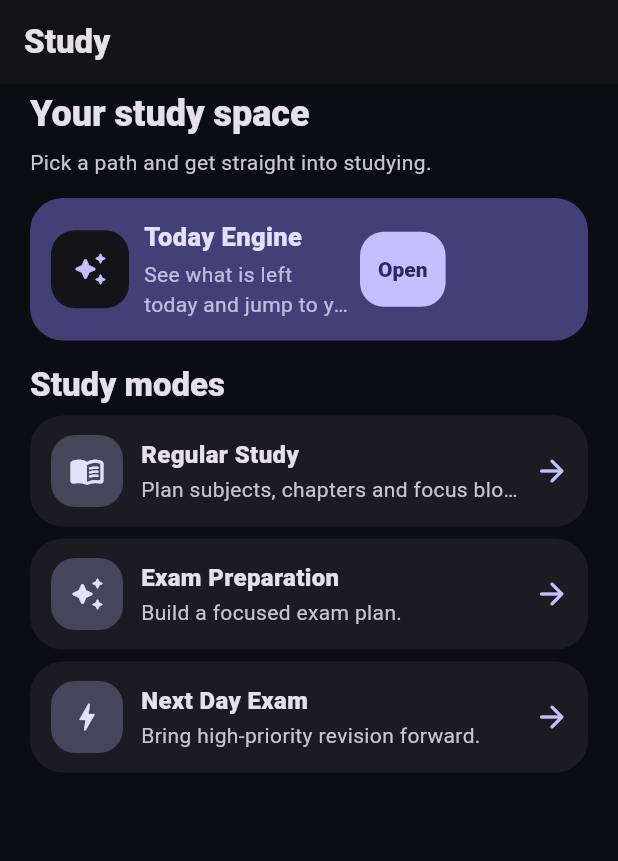
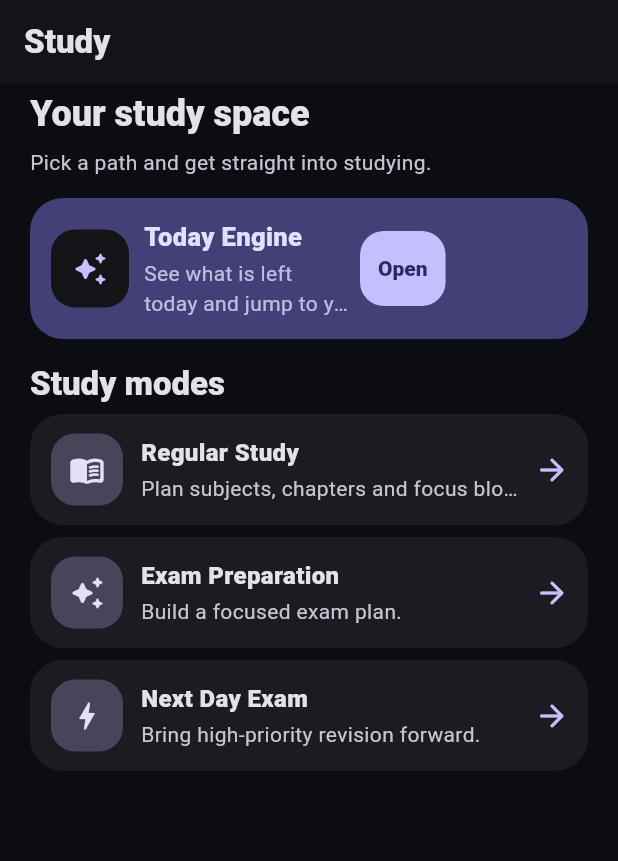
Before and after one commit to mahirlabib478-del/new-app, a Flutter app: the screen it shows after launch, item 2 of the bottom bar chosen, on a phone screen of 412 x 824 dp. Shown: the top 861 px of the screen. Run offline on Flutter 3.47's test engine with Material 3 defaults, Android fonts, the phone set to English and light mode, and no system bars; our stand-ins replace flutter_local_notifications, flutter_timezone, package_info_plus, shared_preferences, timezone; network calls fail.

Commit message:
tighten study hub hero title spacing

```diff
--- a/lib/main.dart
+++ b/lib/main.dart
@@ -518,7 +518,7 @@ class _StudyHero extends StatelessWidget {
                   crossAxisAlignment: CrossAxisAlignment.start,
                   children: [
                     Text(title, style: TextStyle(fontWeight: FontWeight.w900, fontSize: 17, color: scheme.onPrimaryContainer)),
-                    const SizedBox(height: 3),
+                    const SizedBox(height: 2),
                     Text(
                       subtitle,
                       maxLines: 2,
```
